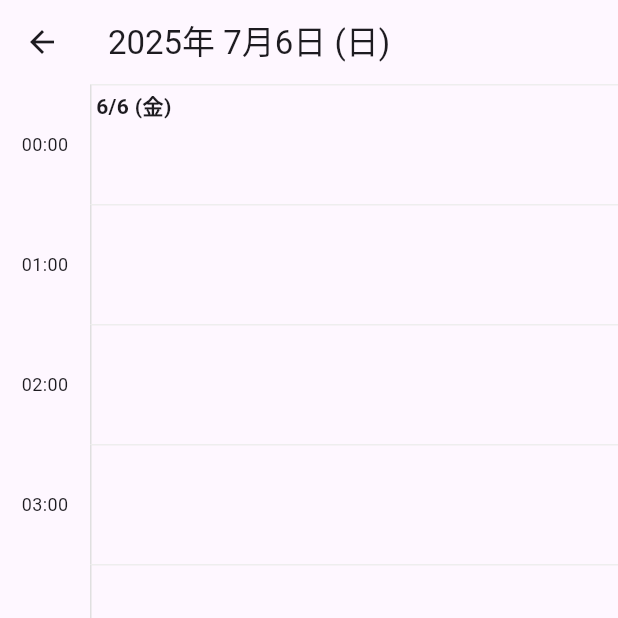
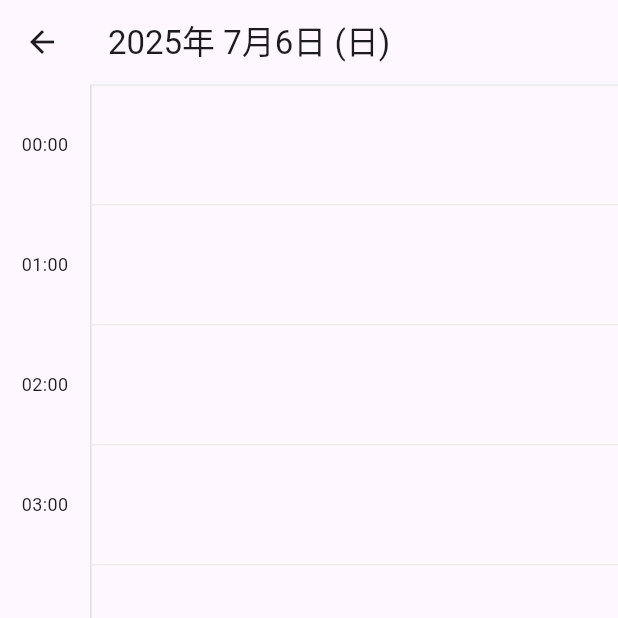
Before and after one commit to otonasi-muonn/schedule-share-app, a Flutter app: the screen it shows once a user with an empty profile is signed in, after a tap on the "timeline" icon, on a phone screen of 412 x 824 dp, the top half of it. Run offline on Flutter 3.47's test engine with Material 3 defaults, Android fonts, the phone set to English and light mode, and no system bars; our stand-ins replace cloud_firestore, firebase_auth, firebase_core, table_calendar; accounts and stored records are empty.

Commit message:
feat(timeline): タイムラインUIを最終調整し、個人機能を完成

```diff
--- a/lib/presentation/timeline_view/timeline_view_screen.dart
+++ b/lib/presentation/timeline_view/timeline_view_screen.dart
@@ -6,13 +6,14 @@ import 'package:intl/intl.dart';
 import 'package:collection/collection.dart';
 import 'package:schedule_share_app/presentation/widgets/schedule_dialog.dart';
 
-// 描画イベントのヘルパークラス
 class RenderableEvent {
   final DocumentSnapshot doc;
   final DateTime displayStart;
   final DateTime displayEnd;
   int column;
   int totalColumns;
+  bool isFirstPart;
+  bool isLastPart;
 
   RenderableEvent({
     required this.doc,
@@ -20,16 +21,14 @@ class RenderableEvent {
     required this.displayEnd,
     this.column = 0,
     this.totalColumns = 1,
+    this.isFirstPart = true,
+    this.isLastPart = true,
   });
 }
 
 class TimelineViewScreen extends StatefulWidget {
   final DateTime initialDate;
-
-  const TimelineViewScreen({
-    super.key,
-    required this.initialDate,
-  });
+  const TimelineViewScreen({super.key, required this.initialDate});
 
   @override
   State<TimelineViewScreen> createState() => _TimelineViewScreenState();
@@ -38,12 +37,11 @@ class TimelineViewScreen extends StatefulWidget {
 class _TimelineViewScreenState extends State<TimelineViewScreen> {
   final ScrollController _scrollController = ScrollController();
   final double _hourHeight = 80.0;
-  final int _totalDays = 61; // 約2ヶ月分
+  final int _totalDays = 61;
   late final DateTime _startDate;
   late final int _initialDayIndex;
-
-  // --- NEW! アプリバーの日付専用の通知役 ---
   late final ValueNotifier<DateTime> _appBarDateNotifier;
+  Timer? _currentTimeTimer;
 
   @override
   void initState() {
@@ -59,13 +57,16 @@ class _TimelineViewScreenState extends State<TimelineViewScreen> {
       }
     });
 
+    _currentTimeTimer = Timer.periodic(const Duration(minutes: 1), (timer) {
+      if (mounted) { setState(() {}); }
+    });
+
     _scrollController.addListener(() {
       if (!mounted || !_scrollController.hasClients) return;
-      // 画面上部から1/4の位置を基準に日付を判定
       final centerOffset = _scrollController.offset + (context.size!.height / 4);
       final centerDayIndex = (centerOffset / (_hourHeight * 24)).floor();
+      if (centerDayIndex < 0 || centerDayIndex >= _totalDays) return;
       final newDate = _startDate.add(Duration(days: centerDayIndex));
-
       if (!DateUtils.isSameDay(_appBarDateNotifier.value, newDate)) {
         _appBarDateNotifier.value = newDate;
       }
@@ -76,6 +77,7 @@ class _TimelineViewScreenState extends State<TimelineViewScreen> {
   void dispose() {
     _scrollController.dispose();
     _appBarDateNotifier.dispose();
+    _currentTimeTimer?.cancel();
     super.dispose();
   }
 
@@ -84,7 +86,6 @@ class _TimelineViewScreenState extends State<TimelineViewScreen> {
     final user = FirebaseAuth.instance.currentUser;
     return Scaffold(
       appBar: AppBar(
-        // --- MODIFIED! ValueListenableBuilderでタイトルだけを更新 ---
         title: ValueListenableBuilder<DateTime>(
           valueListenable: _appBarDateNotifier,
           builder: (context, value, child) {
@@ -95,12 +96,8 @@ class _TimelineViewScreenState extends State<TimelineViewScreen> {
       body: StreamBuilder<QuerySnapshot>(
         stream: FirebaseFirestore.instance.collection('schedules').where('userId', isEqualTo: user?.uid).where('startTime', isGreaterThanOrEqualTo: _startDate).where('startTime', isLessThan: _startDate.add(Duration(days: _totalDays))).snapshots(),
         builder: (context, snapshot) {
-          if (snapshot.connectionState == ConnectionState.waiting) {
-            return const Center(child: CircularProgressIndicator());
-          }
-          if (snapshot.hasError) {
-            return Center(child: Text('エラー: ${snapshot.error}'));
-          }
+          if (snapshot.connectionState == ConnectionState.waiting) { return const Center(child: CircularProgressIndicator()); }
+          if (snapshot.hasError) { return Center(child: Text('エラー: ${snapshot.error}')); }
           final allDocs = snapshot.data?.docs ?? [];
           final allRenderableEvents = _calculateLayout(allDocs);
 
@@ -111,6 +108,11 @@ class _TimelineViewScreenState extends State<TimelineViewScreen> {
                 delegate: SliverChildBuilderDelegate(
                   (context, index) => _buildTimeSlot(index, allRenderableEvents),
                   childCount: _totalDays * 24,
+                  // --- NEW! あなたの指摘通り、itemExtentで高さを固定 ---
+                  findChildIndexCallback: (Key key) {
+                    final valueKey = key as ValueKey<int>;
+                    return valueKey.value;
+                  }
                 ),
               ),
             ],
@@ -129,43 +131,25 @@ class _TimelineViewScreenState extends State<TimelineViewScreen> {
   }
 
   Widget _buildTimeSlot(int index, List<RenderableEvent> allRenderableEvents) {
-    final dayIndex = index ~/ 24;
     final hour = index % 24;
-    final day = _startDate.add(Duration(days: dayIndex));
-    final slotStart = DateTime(day.year, day.month, day.day, hour);
+    final slotStart = _startDate.add(Duration(hours: index));
     final slotEnd = slotStart.add(const Duration(hours: 1));
 
-    final eventsInSlot = allRenderableEvents.where((event) {
-      return event.displayStart.isBefore(slotEnd) && event.displayEnd.isAfter(slotStart);
-    }).toList();
+    final eventsInSlot = allRenderableEvents.where((event) => event.displayStart.isBefore(slotEnd) && event.displayEnd.isAfter(slotStart)).toList();
 
     return SizedBox(
       height: _hourHeight,
       child: Row(
         children: [
-          SizedBox(
-            width: 60,
-            child: Center(
-              child: Text(
-                '${hour.toString().padLeft(2, '0')}:00',
-                style: const TextStyle(fontSize: 12),
-              ),
-            ),
-          ),
+          SizedBox(width: 60, child: Center(child: Text('${hour.toString().padLeft(2, '0')}:00', style: const TextStyle(fontSize: 12)))),
           Expanded(
             child: Stack(
-              clipBehavior: Clip.none,
               children: [
-                Container(decoration: BoxDecoration(border: Border(top: BorderSide(color: Colors.grey.shade200), left: BorderSide(color: Colors.grey.shade300)))),
+                Container(decoration: BoxDecoration(
+                  // --- MODIFIED! 日付の区切り線を少しだけ目立たせる ---
+                  border: Border(top: BorderSide(color: Colors.grey.shade200, width: hour == 0 ? 1.5 : 1.0), left: BorderSide(color: Colors.grey.shade300))
+                )),
                 ..._buildEventBlocks(eventsInSlot, slotStart),
-                if (hour == 0)
-                  Positioned(
-                    top: 4, left: 4,
-                    child: Text(
-                      '${day.month}/${day.day} (${DateFormat.E('ja').format(day)})',
-                      style: TextStyle(fontWeight: FontWeight.bold, color: DateUtils.isSameDay(day, widget.initialDate) ? Colors.deepPurple : null, backgroundColor: Theme.of(context).scaffoldBackgroundColor.withAlpha(200)),
-                    ),
-                  ),
                 ..._buildCurrentTimeIndicator(slotStart),
               ],
             ),
@@ -197,9 +181,6 @@ class _TimelineViewScreenState extends State<TimelineViewScreen> {
       final columnWidth = availableWidth / event.totalColumns;
       final leftOffset = event.column * columnWidth;
 
-      final originalStart = (data['startTime'] as Timestamp).toDate();
-      final bool isFirstPart = DateUtils.isSameDay(event.displayStart, originalStart) && event.displayStart.hour == originalStart.hour && event.displayStart.minute == originalStart.minute;
-
       return Positioned(
         top: topOffset, left: leftOffset, width: columnWidth, height: height,
         child: GestureDetector(
@@ -207,16 +188,19 @@ class _TimelineViewScreenState extends State<TimelineViewScreen> {
           child: Container(
             padding: const EdgeInsets.all(4), margin: const EdgeInsets.symmetric(horizontal: 2),
             decoration: BoxDecoration(
-              color: Colors.blue.withAlpha(200),
+              // --- MODIFIED! 不透明にし、枠線を追加 ---
+              color: Colors.blue,
+              border: Border.all(color: Colors.white.withOpacity(0.5), width: 0.5),
               borderRadius: BorderRadius.vertical(
-                top: isFirstPart ? const Radius.circular(4) : Radius.zero,
-                bottom: (event.displayEnd.hour == 23 && event.displayEnd.minute == 59) || DateUtils.isSameDay(event.displayEnd, (data['endTime'] as Timestamp).toDate()) ? const Radius.circular(4) : Radius.zero,
+                top: event.isFirstPart ? const Radius.circular(4) : Radius.zero,
+                bottom: event.isLastPart ? const Radius.circular(4) : Radius.zero,
               ),
             ),
             child: Column(
               crossAxisAlignment: CrossAxisAlignment.start,
               children: [
-                if (isFirstPart) Text(data['title'] ?? '', style: const TextStyle(color: Colors.white, fontSize: 12, fontWeight: FontWeight.bold), overflow: TextOverflow.ellipsis),
+                // --- MODIFIED! 最初のブロックにだけタイトルを表示 ---
+                if (event.isFirstPart) Text(data['title'] ?? '', style: const TextStyle(color: Colors.white, fontSize: 12, fontWeight: FontWeight.bold), overflow: TextOverflow.ellipsis),
               ],
             ),
           ),
@@ -227,27 +211,25 @@ class _TimelineViewScreenState extends State<TimelineViewScreen> {
 
   List<RenderableEvent> _calculateLayout(List<QueryDocumentSnapshot> allDocs) {
     List<RenderableEvent> renderableEvents = [];
-    final sortedDocs = List<QueryDocumentSnapshot>.from(allDocs);
-    sortedDocs.sort((a, b) => (a['startTime'] as Timestamp).compareTo(b['startTime'] as Timestamp));
+    allDocs.sort((a, b) => (a['startTime'] as Timestamp).compareTo(b['startTime'] as Timestamp));
 
-    for (final doc in sortedDocs) {
+    for (final doc in allDocs) {
       final data = doc.data() as Map<String, dynamic>;
       if (data['isAllDay'] as bool? ?? false) continue;
-
       final start = (data['startTime'] as Timestamp).toDate();
       final end = (data['endTime'] as Timestamp).toDate();
-
       if (start.isAtSameMomentAs(end)) {
-        renderableEvents.add(RenderableEvent(doc: doc, displayStart: start, displayEnd: start.add(const Duration(minutes: 30))));
+        renderableEvents.add(RenderableEvent(doc: doc, displayStart: start, displayEnd: start.add(const Duration(minutes: 30)), isFirstPart: true, isLastPart: true));
         continue;
       }
-
       var current = start;
+      bool isFirst = true;
       while (current.isBefore(end)) {
         final endOfCurrentDay = DateUtils.dateOnly(current).add(const Duration(days: 1));
         final blockEnd = end.isBefore(endOfCurrentDay) ? end : endOfCurrentDay;
-        renderableEvents.add(RenderableEvent(doc: doc, displayStart: current, displayEnd: blockEnd));
+        renderableEvents.add(RenderableEvent(doc: doc, displayStart: current, displayEnd: blockEnd, isFirstPart: isFirst, isLastPart: blockEnd.isAtSameMomentAs(end)));
         current = endOfCurrentDay;
+        isFirst = false;
       }
     }
 
@@ -271,7 +253,6 @@ class _TimelineViewScreenState extends State<TimelineViewScreen> {
         }
       }
     });
-
     return renderableEvents;
   }
 }
```
